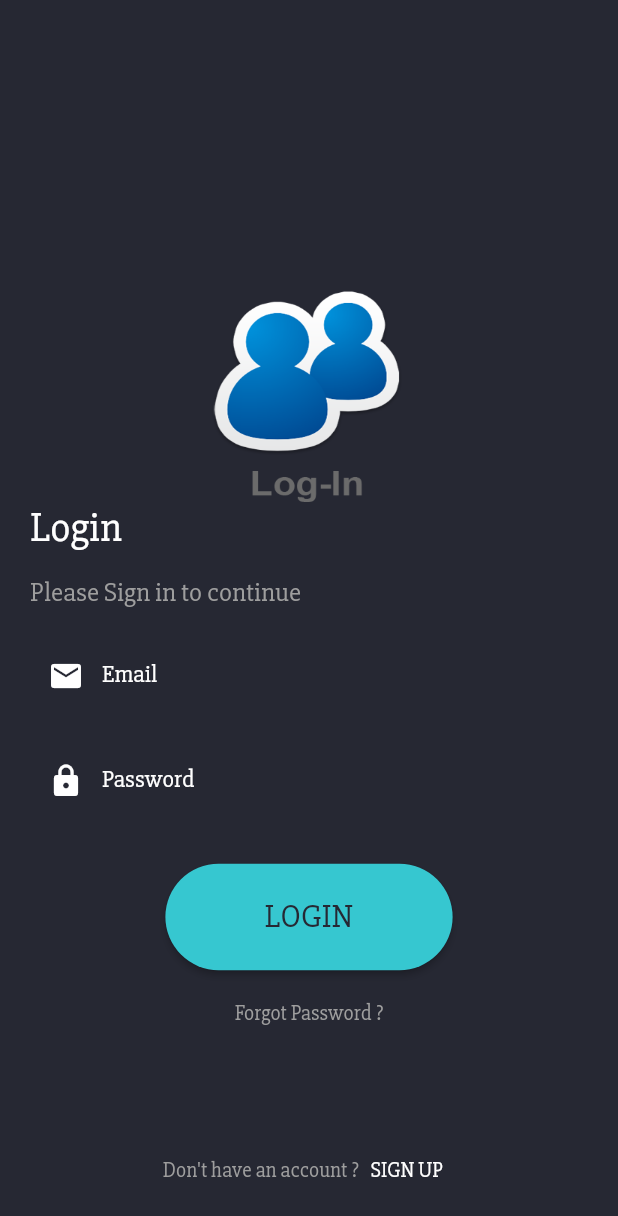
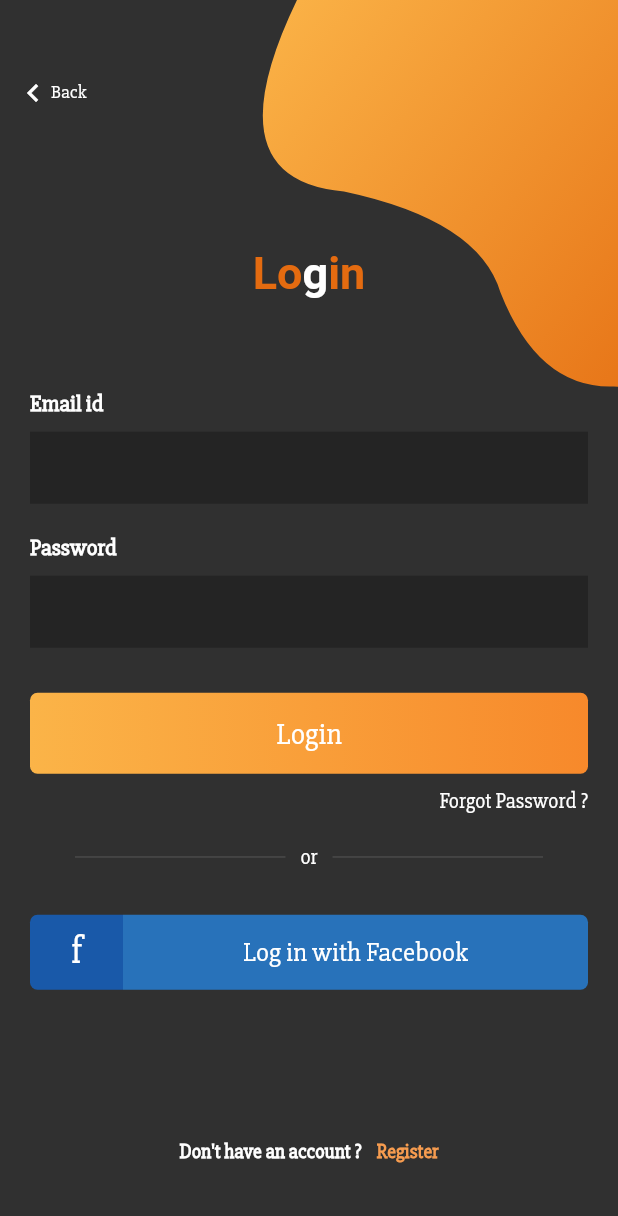
Before and after one commit to JalpeshDev/DarkDemo, a Flutter app: the screen it shows after launch, on a phone screen of 412 x 824 dp. Shown: the top 1216 px of the screen. Run offline on Flutter 3.47's test engine with Material 2 defaults, Android fonts, the phone set to English and light mode, and no system bars; our stand-ins replace google_fonts.

Commit message:
- Login Page - Register Page - Profile Page

```diff
--- a/lib/main.dart
+++ b/lib/main.dart
@@ -20,7 +20,7 @@ class MyApp extends StatelessWidget {
       ),
       themeMode: ThemeMode.dark,
       debugShowCheckedModeBanner: false,
-      initialRoute: LoginScreenTag,
+      initialRoute: LoginPageTag,
       routes: routes,
     );
   }
--- /dev/null
+++ b/lib/view/ui/second/loginPage/loginPage.dart
@@ -0,0 +1,278 @@
+import 'package:dark_app_demo/view/ui/second/profile/profile1.dart';
+import 'package:dark_app_demo/view/ui/second/signup/signup.dart';
+import 'package:dark_app_demo/view/utils/widgets/bezierContainer.dart';
+import 'package:flutter/material.dart';
+import 'package:google_fonts/google_fonts.dart';
+
+class LoginPage extends StatefulWidget {
+  LoginPage({Key key, this.title}) : super(key: key);
+
+  final String title;
+
+  @override
+  _LoginPageState createState() => _LoginPageState();
+}
+
+class _LoginPageState extends State<LoginPage> {
+  Widget _backButton() {
+    return InkWell(
+      onTap: () {
+        Navigator.pop(context);
+      },
+      child: Container(
+        padding: EdgeInsets.symmetric(horizontal: 10),
+        child: Row(
+          children: <Widget>[
+            Container(
+              padding: EdgeInsets.only(left: 0, top: 10, bottom: 10),
+              child: Icon(Icons.keyboard_arrow_left, color: Colors.white),
+            ),
+            Text('Back',
+                style: TextStyle(fontSize: 12, fontWeight: FontWeight.w500))
+          ],
+        ),
+      ),
+    );
+  }
+
+  Widget _entryField(String title, {bool isPassword = false}) {
+    return Container(
+      margin: EdgeInsets.symmetric(vertical: 10),
+      child: Column(
+        crossAxisAlignment: CrossAxisAlignment.start,
+        children: <Widget>[
+          Text(
+            title,
+            style: TextStyle(fontWeight: FontWeight.bold, fontSize: 15),
+          ),
+          SizedBox(
+            height: 10,
+          ),
+          TextField(
+              obscureText: isPassword,
+              decoration: InputDecoration(
+                  border: InputBorder.none,
+                  fillColor: Colors.black26,
+                  filled: true))
+        ],
+      ),
+    );
+  }
+
+  Widget _submitButton() {
+    return Container(
+      width: MediaQuery.of(context).size.width,
+      padding: EdgeInsets.symmetric(vertical: 15),
+      alignment: Alignment.center,
+      decoration: BoxDecoration(
+          borderRadius: BorderRadius.all(Radius.circular(5)),
+          gradient: LinearGradient(
+              begin: Alignment.centerLeft,
+              end: Alignment.centerRight,
+              colors: [Color(0xfffbb448), Color(0xfff7892b)])),
+      child: GestureDetector(
+        onTap: () {
+          Navigator.push(context,
+              MaterialPageRoute(builder: (context) => ProfileOnePage()));
+        },
+        child: Text(
+          'Login',
+          style: TextStyle(fontSize: 20, color: Colors.white),
+        ),
+      ),
+    );
+  }
+
+  Widget _divider() {
+    return Container(
+      margin: EdgeInsets.symmetric(vertical: 10),
+      child: Row(
+        children: <Widget>[
+          SizedBox(
+            width: 20,
+          ),
+          Expanded(
+            child: Padding(
+              padding: EdgeInsets.symmetric(horizontal: 10),
+              child: Divider(
+                thickness: 1,
+              ),
+            ),
+          ),
+          Text('or'),
+          Expanded(
+            child: Padding(
+              padding: EdgeInsets.symmetric(horizontal: 10),
+              child: Divider(
+                thickness: 1,
+              ),
+            ),
+          ),
+          SizedBox(
+            width: 20,
+          ),
+        ],
+      ),
+    );
+  }
+
+  Widget _facebookButton() {
+    return Container(
+      height: 50,
+      margin: EdgeInsets.symmetric(vertical: 20),
+      decoration: BoxDecoration(
+        borderRadius: BorderRadius.all(Radius.circular(10)),
+      ),
+      child: Row(
+        children: <Widget>[
+          Expanded(
+            flex: 1,
+            child: Container(
+              decoration: BoxDecoration(
+                color: Color(0xff1959a9),
+                borderRadius: BorderRadius.only(
+                    bottomLeft: Radius.circular(5),
+                    topLeft: Radius.circular(5)),
+              ),
+              alignment: Alignment.center,
+              child: Text('f',
+                  style: TextStyle(
+                      color: Colors.white,
+                      fontSize: 25,
+                      fontWeight: FontWeight.w400)),
+            ),
+          ),
+          Expanded(
+            flex: 5,
+            child: Container(
+              decoration: BoxDecoration(
+                color: Color(0xff2872ba),
+                borderRadius: BorderRadius.only(
+                    bottomRight: Radius.circular(5),
+                    topRight: Radius.circular(5)),
+              ),
+              alignment: Alignment.center,
+              child: Text('Log in with Facebook',
+                  style: TextStyle(
+                      color: Colors.white,
+                      fontSize: 18,
+                      fontWeight: FontWeight.w400)),
+            ),
+          ),
+        ],
+      ),
+    );
+  }
+
+  Widget _createAccountLabel() {
+    return InkWell(
+      onTap: () {
+        Navigator.push(
+            context, MaterialPageRoute(builder: (context) => SignUpPage()));
+      },
+      child: Container(
+        margin: EdgeInsets.symmetric(vertical: 20),
+        padding: EdgeInsets.all(15),
+        alignment: Alignment.bottomCenter,
+        child: Row(
+          mainAxisAlignment: MainAxisAlignment.center,
+          children: <Widget>[
+            Text(
+              'Don\'t have an account ?',
+              style: TextStyle(fontSize: 13, fontWeight: FontWeight.w600),
+            ),
+            SizedBox(
+              width: 10,
+            ),
+            Text(
+              'Register',
+              style: TextStyle(
+                  color: Color(0xfff79c4f),
+                  fontSize: 13,
+                  fontWeight: FontWeight.w600),
+            ),
+          ],
+        ),
+      ),
+    );
+  }
+
+  Widget _title() {
+    return RichText(
+      textAlign: TextAlign.center,
+      text: TextSpan(
+          text: 'Lo',
+          style: GoogleFonts.portLligatSans(
+            textStyle: Theme.of(context).textTheme.display1,
+            fontSize: 30,
+            fontWeight: FontWeight.w700,
+            color: Color(0xffe46b10),
+          ),
+          children: [
+            TextSpan(
+              text: 'g',
+              style: TextStyle(color: Colors.white, fontSize: 30),
+            ),
+            TextSpan(
+              text: 'in',
+              style: TextStyle(color: Color(0xffe46b10), fontSize: 30),
+            ),
+          ]),
+    );
+  }
+
+  Widget _emailPasswordWidget() {
+    return Column(
+      children: <Widget>[
+        _entryField("Email id"),
+        _entryField("Password", isPassword: true),
+      ],
+    );
+  }
+
+  @override
+  Widget build(BuildContext context) {
+    final height = MediaQuery.of(context).size.height;
+    return Scaffold(
+        body: Container(
+      height: height,
+      child: Stack(
+        children: <Widget>[
+          Positioned(
+              top: -height * .15,
+              right: -MediaQuery.of(context).size.width * .4,
+              child: BezierContainer()),
+          Container(
+            padding: EdgeInsets.symmetric(horizontal: 20),
+            child: SingleChildScrollView(
+              child: Column(
+                crossAxisAlignment: CrossAxisAlignment.center,
+                mainAxisAlignment: MainAxisAlignment.center,
+                children: <Widget>[
+                  SizedBox(height: height * .2),
+                  _title(),
+                  SizedBox(height: 50),
+                  _emailPasswordWidget(),
+                  SizedBox(height: 20),
+                  _submitButton(),
+                  Container(
+                    padding: EdgeInsets.symmetric(vertical: 10),
+                    alignment: Alignment.centerRight,
+                    child: Text('Forgot Password ?',
+                        style: TextStyle(
+                            fontSize: 14, fontWeight: FontWeight.w500)),
+                  ),
+                  _divider(),
+                  _facebookButton(),
+                  SizedBox(height: height * .055),
+                  _createAccountLabel(),
+                ],
+              ),
+            ),
+          ),
+          Positioned(top: 40, left: 0, child: _backButton()),
+        ],
+      ),
+    ));
+  }
+}
--- a/lib/view/utils/constants.dart
+++ b/lib/view/utils/constants.dart
@@ -3,6 +3,9 @@ import 'package:flutter/material.dart';
 //Colors
 Color primaryColor = Color(0xFF262833);
 const Color accentColor = Color(0xFF36C7D0);
+const Color accent1Color = Color(0xFF272121);
+const Color accent2Color = Color(0xFF4d4545);
+const Color accent3Color = Color(0xFF393232);
 const Color whiteColor = Colors.white;
 const Color greyColor = Colors.grey;
 const Color deepPurpleColor = Colors.deepPurple;
@@ -11,6 +14,7 @@ const Color deepPurpleColor = Colors.deepPurple;
 const LoginScreenTag = 'LoginScreenTag';
 const RegisterPageTag = 'RegisterPageTag';
 const ProfilePageTag = 'ProfilePageTag';
+const LoginPageTag = 'LoginPageTag';
 
 //Strings
 const loginStr = "Login";
--- a/lib/view/utils/routes.dart
+++ b/lib/view/utils/routes.dart
@@ -1,6 +1,7 @@
 import 'package:dark_app_demo/view/ui/login_page/login_page.dart';
 import 'package:dark_app_demo/view/ui/profile_page/profile_page.dart';
 import 'package:dark_app_demo/view/ui/register_page/register_page.dart';
+import 'package:dark_app_demo/view/ui/second/loginPage/loginPage.dart';
 import 'package:dark_app_demo/view/utils/constants.dart';
 import 'package:flutter/material.dart';
 
@@ -9,4 +10,5 @@ var routes = <String, WidgetBuilder>{
   LoginScreenTag: (BuildContext context) => LoginScreen(),
   RegisterPageTag: (BuildContext context) => RegisterPage(),
   ProfilePageTag: (BuildContext context) => ProfilePage(),
+  LoginPageTag: (BuildContext context) => LoginPage(),
 };
--- /dev/null
+++ b/lib/view/utils/widgets/bezierContainer.dart
@@ -0,0 +1,29 @@
+import 'dart:math';
+
+import 'package:flutter/material.dart';
+
+import 'customClipper.dart';
+
+class BezierContainer extends StatelessWidget {
+  const BezierContainer({Key key}) : super(key: key);
+
+  @override
+  Widget build(BuildContext context) {
+    return Container(
+        child: Transform.rotate(
+      angle: -pi / 3.5,
+      child: ClipPath(
+        clipper: ClipPainter(),
+        child: Container(
+          height: MediaQuery.of(context).size.height * .5,
+          width: MediaQuery.of(context).size.width,
+          decoration: BoxDecoration(
+              gradient: LinearGradient(
+                  begin: Alignment.topCenter,
+                  end: Alignment.bottomCenter,
+                  colors: [Color(0xfffbb448), Color(0xffe46b10)])),
+        ),
+      ),
+    ));
+  }
+}
--- /dev/null
+++ b/lib/view/utils/widgets/customClipper.dart
@@ -0,0 +1,44 @@
+import 'package:flutter/material.dart';
+import 'package:flutter/painting.dart';
+
+class ClipPainter extends CustomClipper<Path> {
+  @override
+  Path getClip(Size size) {
+    var height = size.height;
+    var width = size.width;
+    var path = new Path();
+
+    path.lineTo(0, size.height);
+    path.lineTo(size.width, height);
+    path.lineTo(size.width, 0);
+
+    /// [Top Left corner]
+    var secondControlPoint = Offset(0, 0);
+    var secondEndPoint = Offset(width * .2, height * .3);
+    path.quadraticBezierTo(secondControlPoint.dx, secondControlPoint.dy,
+        secondEndPoint.dx, secondEndPoint.dy);
+
+    /// [Left Middle]
+    var fifthControlPoint = Offset(width * .3, height * .5);
+    var fiftEndPoint = Offset(width * .23, height * .6);
+    path.quadraticBezierTo(fifthControlPoint.dx, fifthControlPoint.dy,
+        fiftEndPoint.dx, fiftEndPoint.dy);
+
+    /// [Bottom Left corner]
+    var thirdControlPoint = Offset(0, height);
+    var thirdEndPoint = Offset(width, height);
+    path.quadraticBezierTo(thirdControlPoint.dx, thirdControlPoint.dy,
+        thirdEndPoint.dx, thirdEndPoint.dy);
+
+    path.lineTo(0, size.height);
+    path.close();
+
+    return path;
+  }
+
+  @override
+  bool shouldReclip(CustomClipper<Path> oldClipper) {
+    // TODO: implement shouldReclip
+    return true;
+  }
+}
--- a/pubspec.yaml
+++ b/pubspec.yaml
@@ -28,6 +28,7 @@ dependencies:
   # The following adds the Cupertino Icons font to your application.
   # Use with the CupertinoIcons class for iOS style icons.
   cupertino_icons: ^1.0.2
+  google_fonts: ^0.3.5
 
 dev_dependencies:
   flutter_test:
```
Also changed, not shown: lib/view/ui/second/profile/profile1.dart (added, +166 -0 lines), lib/view/ui/second/signup/signup.dart (added, +188 -0 lines), pubspec.lock.
